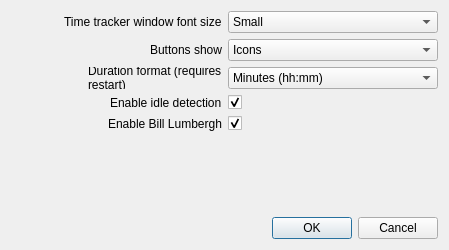
This is Charm/CharmPreferences.ui in KDAB/Charm as Qt 5 draws it before an edit. The edited form follows.
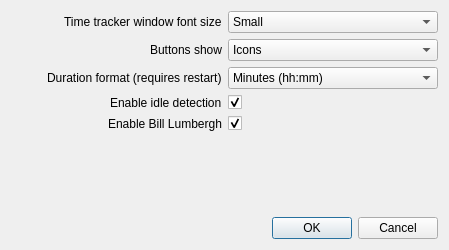
This is the edited form.

Commit message: Disable word wrap in "duration format" label. It was clipping for me.

What changed in the file:
```diff
--- a/Charm/CharmPreferences.ui
+++ b/Charm/CharmPreferences.ui
@@ -134,7 +134,7 @@
         <string>Duration format (requires restart)</string>
        </property>
        <property name="wordWrap">
-        <bool>true</bool>
+        <bool>false</bool>
        </property>
        <property name="buddy">
         <cstring>cbDurationFormat</cstring>
```
